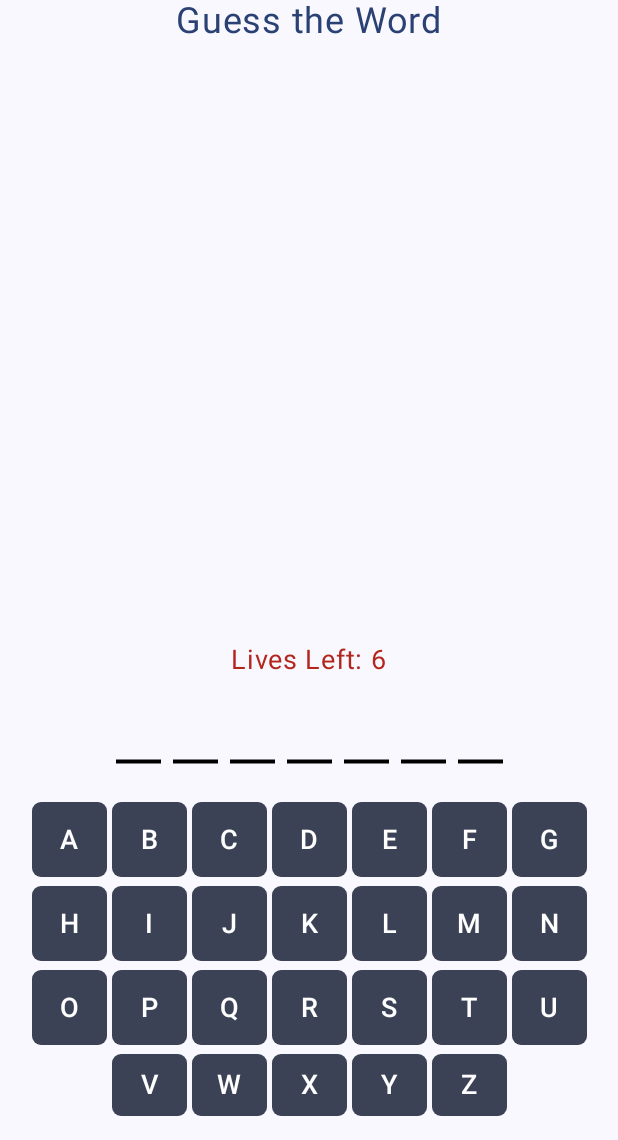
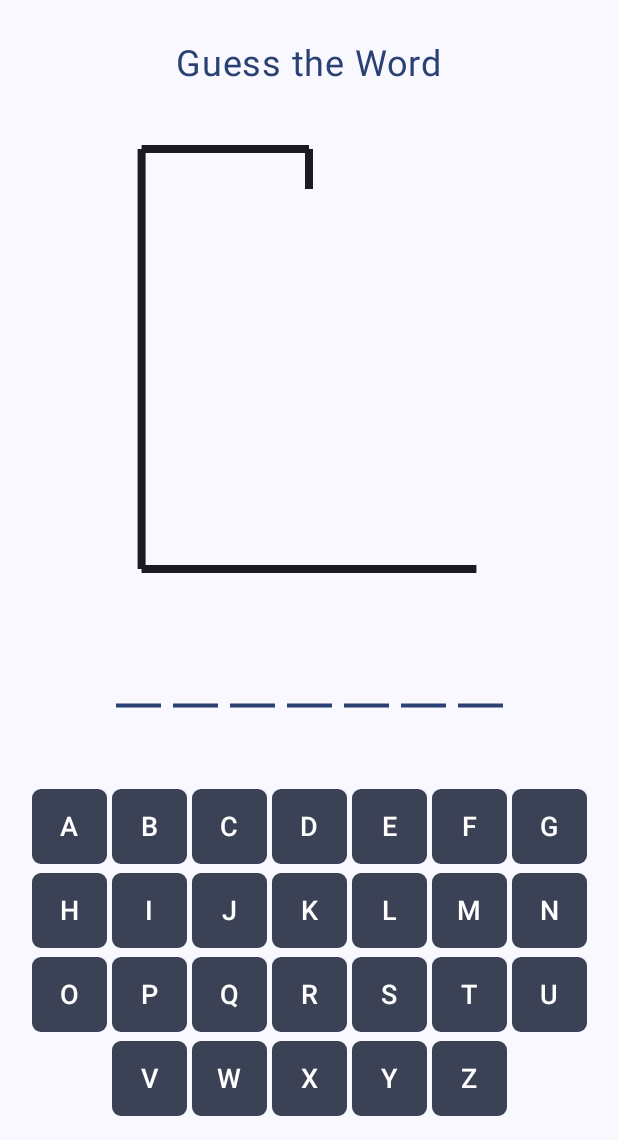
Before and after one commit to sgill33/Hangman, an Android app built with Jetpack Compose: the @Preview function PreviewGameScreen, on a phone screen of 412 x 824 dp, the part 96-1236 px from its top. Run offline under Robolectric (Android 15) with nearby library versions, the phone set to English and light mode, and no system bars; 1 statement that could not run was skipped.

Commit message:
feat: created hangman drawing

```diff
--- a/app/src/main/java/com/zybooks/hangman/ui/screens/game/GameScreen.kt
+++ b/app/src/main/java/com/zybooks/hangman/ui/screens/game/GameScreen.kt
@@ -8,7 +8,9 @@ import androidx.compose.runtime.Composable
 import androidx.compose.runtime.LaunchedEffect
 import androidx.compose.ui.Alignment
 import androidx.compose.ui.Modifier
+import androidx.compose.ui.geometry.Offset
 import androidx.compose.ui.graphics.Color
+import androidx.compose.ui.graphics.drawscope.DrawScope
 import androidx.compose.ui.tooling.preview.Preview
 import androidx.compose.ui.unit.dp
 import androidx.compose.ui.unit.sp
@@ -47,28 +49,20 @@ fun GameScreen(navController: NavController,
             modifier = Modifier
                 .fillMaxSize()
                 .padding(paddingValues),
-            horizontalAlignment = Alignment.CenterHorizontally
+            horizontalAlignment = Alignment.CenterHorizontally,
+            verticalArrangement = Arrangement.SpaceBetween
+
         ) {
-            Spacer(modifier = Modifier.weight(0.1f))
+            Spacer(modifier = Modifier.height(0.dp))
 
             Text(
                 text = "Guess the Word",
                 fontSize = 24.sp,
                 color = MaterialTheme.colorScheme.primary
             )
-
-            Spacer(modifier = Modifier.height(400.dp))
-
-            Text(
-                text = "Lives Left: ${viewModel.livesLeft}",
-                fontSize = 18.sp,
-                color = MaterialTheme.colorScheme.error
-            )
+            HangmanDrawing(viewModel.livesLeft)
 
             WordDisplay(viewModel.guessingWord, viewModel.clickedLetters)
-
-
-            Spacer(modifier = Modifier.weight(1f))
 
             // Pass ViewModel to AlphabetGrid
             AlphabetGrid(viewModel)
@@ -135,6 +129,7 @@ fun AlphabetGrid(viewModel: GameViewModel) {
 
 @Composable
 fun WordDisplay(word: String, guessedLetters: List<Char>){
+    val displayColor = MaterialTheme.colorScheme.primary
     Row(
         modifier = Modifier
             .fillMaxWidth()
@@ -163,9 +158,9 @@ fun WordDisplay(word: String, guessedLetters: List<Char>){
                         .height(2.dp) // Thin black underline
                 ) {
                     drawLine(
-                        color = Color.Black,
-                        start = androidx.compose.ui.geometry.Offset(0f, size.height / 2),
-                        end = androidx.compose.ui.geometry.Offset(size.width, size.height / 2),
+                        color = displayColor,
+                        start = Offset(0f, size.height / 2),
+                        end = Offset(size.width, size.height / 2),
                         strokeWidth = 4f
                     )
                 }
@@ -174,13 +169,99 @@ fun WordDisplay(word: String, guessedLetters: List<Char>){
     }
 }
 
+@Composable
+fun HangmanDrawing(livesLeft: Int) {
+    val gallowsColor = MaterialTheme.colorScheme.onSurface // Color for gallows
+    val hangmanColor = MaterialTheme.colorScheme.primary   // Color for hangman figure
+
+    Canvas(
+        modifier = Modifier
+            .fillMaxWidth()
+            .height(300.dp)
+            .padding(horizontal = 20.dp)
+    ) {
+        val strokeWidth = 8f
+        val startX = size.width * 0.2f
+        val endX = size.width * 0.8f
+        val topY = 20f
+        val centerX = size.width * 0.5f
+        val baseY = size.height - 10f
+
+        // ✅ Base of gallows
+        drawLine(
+            color = gallowsColor,
+            start = Offset(startX, baseY),
+            end = Offset(endX, baseY),
+            strokeWidth = strokeWidth
+        )
+
+        // ✅ Vertical post
+        drawLine(
+            color = gallowsColor,
+            start = Offset(startX, baseY),
+            end = Offset(startX, topY),
+            strokeWidth = strokeWidth
+        )
+
+        // ✅ Horizontal beam
+        drawLine(
+            color = gallowsColor,
+            start = Offset(startX, topY),
+            end = Offset(size.width * 0.5f, topY),
+            strokeWidth = strokeWidth
+        )
+
+        // ✅ Rope
+        drawLine(
+            color = gallowsColor,
+            start = Offset(size.width * 0.5f, topY),
+            end = Offset(size.width * 0.5f, topY + 40f),
+            strokeWidth = strokeWidth
+        )
+
+
+        // ✅ Draw hangman based on lives left
+        when (livesLeft) {
+            6 -> { /* Only gallows, no drawing */ }
+            5 -> drawHead(centerX, topY, hangmanColor)
+            4 -> { drawHead(centerX, topY, hangmanColor); drawBody(centerX, topY, strokeWidth, hangmanColor) }
+            3 -> { drawHead(centerX, topY, hangmanColor); drawBody(centerX, topY, strokeWidth, hangmanColor); drawLeftArm(centerX, topY, strokeWidth, hangmanColor) }
+            2 -> { drawHead(centerX, topY, hangmanColor); drawBody(centerX, topY, strokeWidth, hangmanColor); drawLeftArm(centerX, topY, strokeWidth, hangmanColor); drawRightArm(centerX, topY, strokeWidth, hangmanColor) }
+            1 -> { drawHead(centerX, topY, hangmanColor); drawBody(centerX, topY, strokeWidth, hangmanColor); drawLeftArm(centerX, topY, strokeWidth, hangmanColor); drawRightArm(centerX, topY, strokeWidth, hangmanColor); drawLeftLeg(centerX, topY, strokeWidth, hangmanColor) }
+            0 -> { drawHead(centerX, topY, hangmanColor); drawBody(centerX, topY, strokeWidth, hangmanColor); drawLeftArm(centerX, topY, strokeWidth, hangmanColor); drawRightArm(centerX, topY, strokeWidth, hangmanColor); drawLeftLeg(centerX, topY, strokeWidth, hangmanColor); drawRightLeg(centerX, topY, strokeWidth, hangmanColor) }
+        }
+    }
+}
+
+fun DrawScope.drawHead(centerX: Float, topY: Float, color: Color) {
+    drawCircle(color, radius = 60f, center = Offset(centerX, topY + 100f))
+}
+
+fun DrawScope.drawBody(centerX: Float, topY: Float, strokeWidth: Float, color: Color) {
+    drawLine(color, Offset(centerX, topY + 80f), Offset(centerX, topY + 375f), strokeWidth)
+}
+
+fun DrawScope.drawLeftArm(centerX: Float, topY: Float, strokeWidth: Float, color: Color) {
+    drawLine(color, Offset(centerX, topY + 150f), Offset(centerX * 0.76f, topY + 300f), strokeWidth)
+}
+
+fun DrawScope.drawRightArm(centerX: Float, topY: Float, strokeWidth: Float, color: Color) {
+    drawLine(color, Offset(centerX, topY + 150f), Offset(centerX * 1.2f, topY + 300f), strokeWidth)
+}
+
+fun DrawScope.drawLeftLeg(centerX: Float, topY: Float, strokeWidth: Float, color: Color) {
+    drawLine(color, Offset(centerX, topY + 375f), Offset(centerX * 0.8f, topY + 500f), strokeWidth)
+}
+
+fun DrawScope.drawRightLeg(centerX: Float, topY: Float, strokeWidth: Float, color: Color) {
+    drawLine(color, Offset(centerX, topY + 375f), Offset(centerX * 1.2f, topY + 500f), strokeWidth)
+}
 
 
 @Preview(showBackground = true)
 @Composable
 fun PreviewGameScreen() {
     val navController = rememberNavController()
-    val gameRoute = Routes.GameWithDifficulty("medium") // ✅ Correct way to instantiate
 
     HangmanTheme {
         GameScreen(navController, difficulty = "easy", word = null)
```
